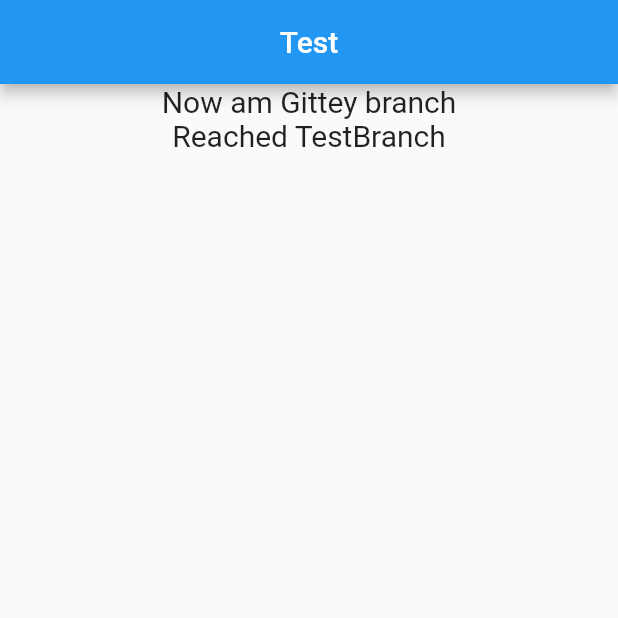
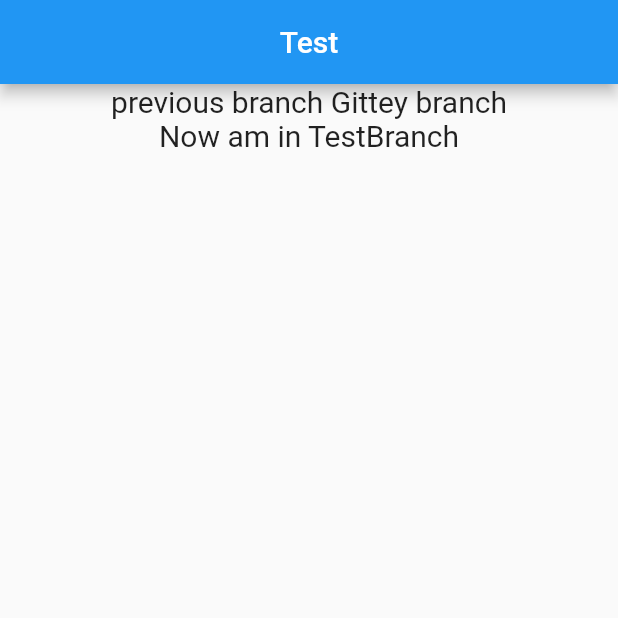
Before and after one commit to cg-MohammedSaliya/gittesttwo, a Flutter app: the screen it shows after launch, on a phone screen of 412 x 824 dp, the top half of it. Run offline on Flutter 3.47's test engine with Material 2 defaults, Android fonts, the phone set to English and light mode, and no system bars; our stand-ins replace get.

Commit message:
Now am in TestBranch

```diff
--- a/lib/app/modules/home/views/home_view.dart
+++ b/lib/app/modules/home/views/home_view.dart
@@ -18,11 +18,11 @@ class HomeView extends GetView<HomeController> {
         child: Column(
           children:const  [
             Text(
-              'Now am Gittey branch',
+              'previous branch Gittey branch',
               style: TextStyle(fontSize: 20),
             ),
             Text(
-              'Reached TestBranch',
+              'Now am in TestBranch',
               style: TextStyle(fontSize: 20),
             ),
           ],
```
